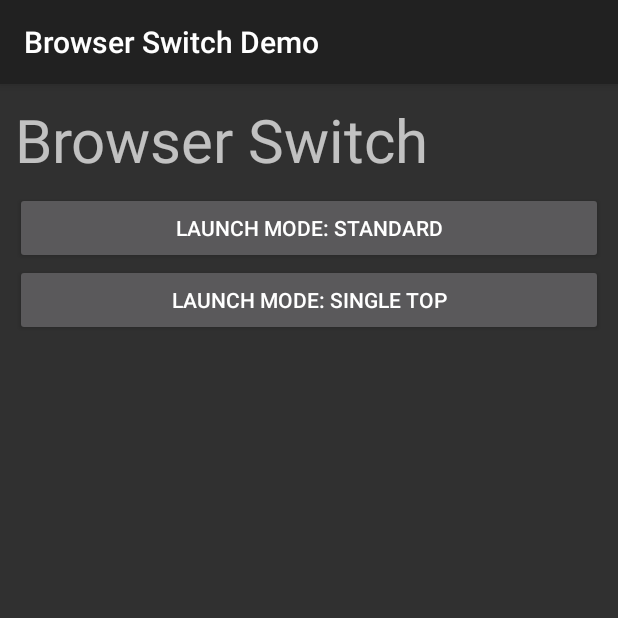
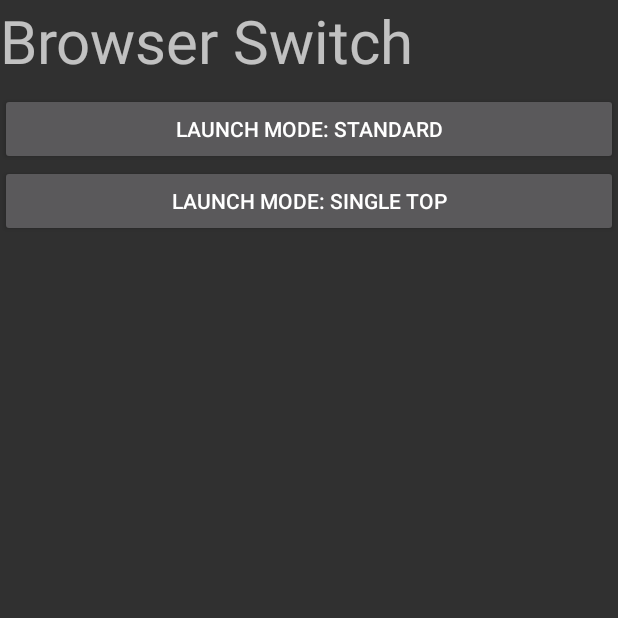
Before and after one commit to braintree/browser-switch-android, an Android app built with Jetpack Compose: the screen it shows after launch (MainActivity), on a phone screen of 412 x 824 dp, the top half of it. Run offline under Robolectric (Android 15) with nearby library versions, the phone set to English and light mode, and no system bars.

Commit message:
Adjust demo for edge-to-edge displays.

```diff
--- a/demo/src/main/java/com/braintreepayments/api/browserswitch/demo/ComposeActivity.kt
+++ b/demo/src/main/java/com/braintreepayments/api/browserswitch/demo/ComposeActivity.kt
@@ -8,6 +8,8 @@ import androidx.activity.viewModels
 import androidx.compose.foundation.layout.Column
 import androidx.compose.foundation.layout.fillMaxWidth
 import androidx.compose.foundation.layout.padding
+import androidx.compose.foundation.layout.safeDrawingPadding
+import androidx.compose.foundation.layout.safeGesturesPadding
 import androidx.compose.material3.Button
 import androidx.compose.material3.Text
 import androidx.compose.runtime.Composable
@@ -35,7 +37,7 @@ class ComposeActivity : ComponentActivity() {
         browserSwitchClient = BrowserSwitchClient()
 
         setContent {
-            Column(modifier = Modifier.padding(10.dp)) {
+            Column(modifier = Modifier.safeGesturesPadding()) {
                 BrowserSwitchButton {
                     startBrowserSwitch()
                 }
--- a/demo/src/main/res/layout/activity_main.xml
+++ b/demo/src/main/res/layout/activity_main.xml
@@ -1,35 +1,30 @@
 <?xml version="1.0" encoding="utf-8"?>
 <LinearLayout xmlns:android="http://schemas.android.com/apk/res/android"
-    xmlns:app="http://schemas.android.com/apk/res-auto"
     xmlns:tools="http://schemas.android.com/tools"
+    android:id="@+id/content"
     android:layout_width="match_parent"
     android:layout_height="match_parent"
-    tools:context=".MainActivity"
+    android:gravity="top"
     android:orientation="vertical"
-    android:padding="10dp"
-    android:gravity="top"
-    >
+    tools:context="com.braintreepayments.api.browserswitch.demo.MainActivity">
 
     <TextView
         android:layout_width="match_parent"
         android:layout_height="wrap_content"
+        android:layout_marginBottom="8dp"
         android:text="Browser Switch"
-        android:textSize="40sp"
-        android:layout_marginBottom="8dp"
-        />
+        android:textSize="40sp" />
 
     <Button
         android:id="@+id/standard_button"
         android:layout_width="match_parent"
         android:layout_height="wrap_content"
-        android:text="Launch Mode: Standard"
-        />
+        android:text="Launch Mode: Standard" />
 
     <Button
         android:id="@+id/single_top_button"
         android:layout_width="match_parent"
         android:layout_height="wrap_content"
-        android:text="Launch Mode: Single Top"
-        />
+        android:text="Launch Mode: Single Top" />
 
 </LinearLayout>
--- a/demo/src/main/res/layout/demo_fragment.xml
+++ b/demo/src/main/res/layout/demo_fragment.xml
@@ -5,7 +5,7 @@
     android:layout_width="match_parent"
     android:layout_height="match_parent"
     android:layout_margin="16dp"
-    tools:context=".DemoFragment"
+    tools:context="com.braintreepayments.api.browserswitch.demo.DemoActivitySingleTop"
     >
 
     <TextView
--- a/demo/src/main/res/values/styles.xml
+++ b/demo/src/main/res/values/styles.xml
@@ -1,4 +1,4 @@
 <?xml version="1.0" encoding="utf-8"?>
 <resources>
-    <style name="AppTheme" parent="Theme.AppCompat" />
+    <style name="AppTheme" parent="Theme.AppCompat.NoActionBar" />
 </resources>
```
Also changed, not shown: demo/src/main/java/com/braintreepayments/api/browserswitch/demo/DemoActivitySingleTop.java (+18 -0 lines), demo/src/main/java/com/braintreepayments/api/browserswitch/demo/MainActivity.java (+16 -0 lines).
